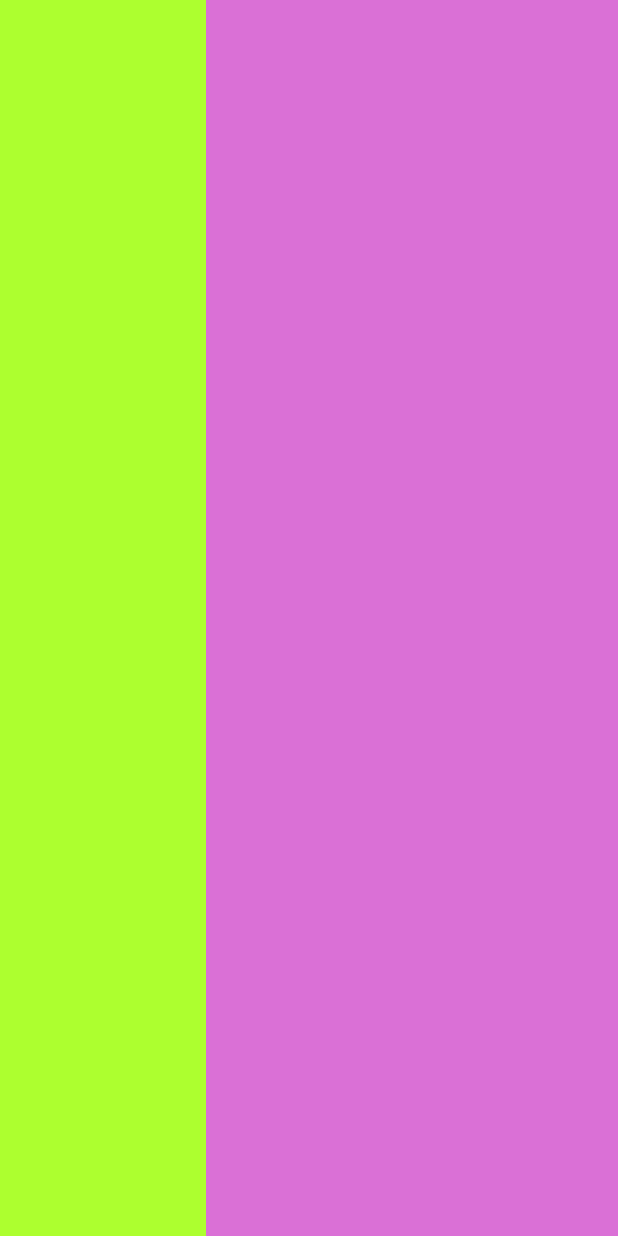
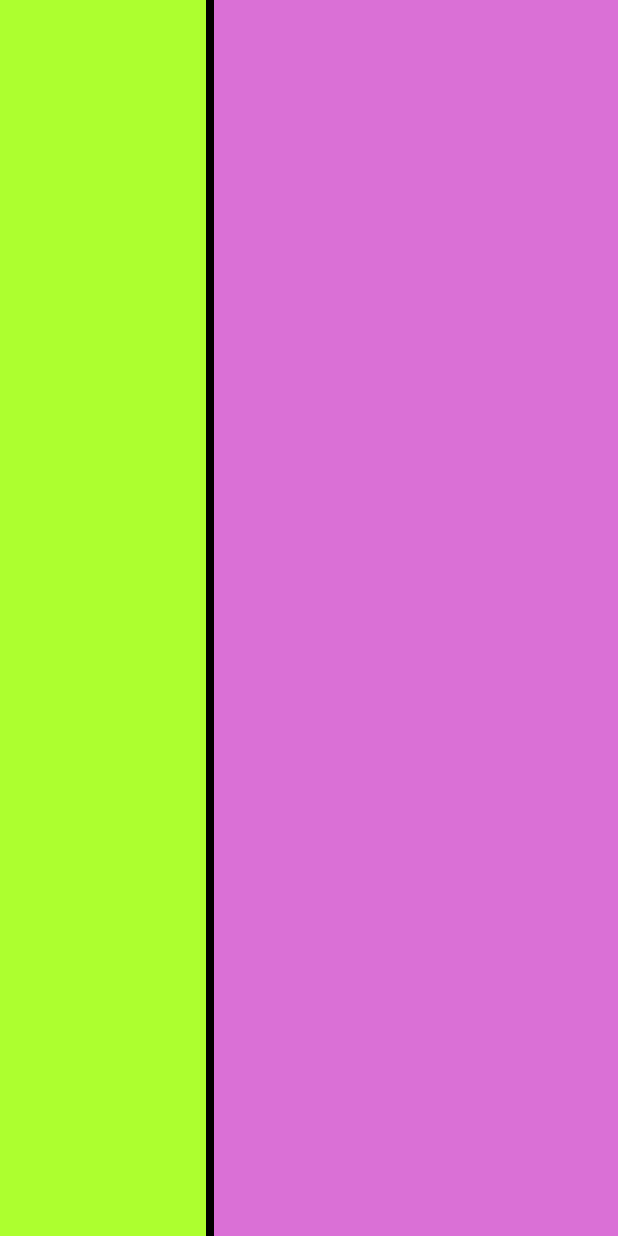
Before and after one commit to IcyLeaves/Beginning, an Android app: the screen it shows after launch (MainActivity), on a phone screen of 412 x 824 dp. Run offline under Robolectric (Android 15) with nearby library versions, the phone set to English and light mode, and no system bars.

Commit message:
LinearLayout-分割线效果① 利用极细View控件纯色背景实现

```diff
--- a/FirstApplication/app/src/main/res/layout/activity_main.xml
+++ b/FirstApplication/app/src/main/res/layout/activity_main.xml
@@ -12,11 +12,14 @@
         android:background="#ADFF2F"
         android:layout_weight="1"/>
 
-
     <LinearLayout
         android:layout_width="0dp"
         android:layout_height="fill_parent"
         android:background="#DA70D6"
-        android:layout_weight="2"/>
-
+        android:layout_weight="2">
+        <View
+        android:layout_width="5dp"
+        android:layout_height="match_parent"
+        android:background="#000000"/>
+    </LinearLayout>
 </LinearLayout>
```
